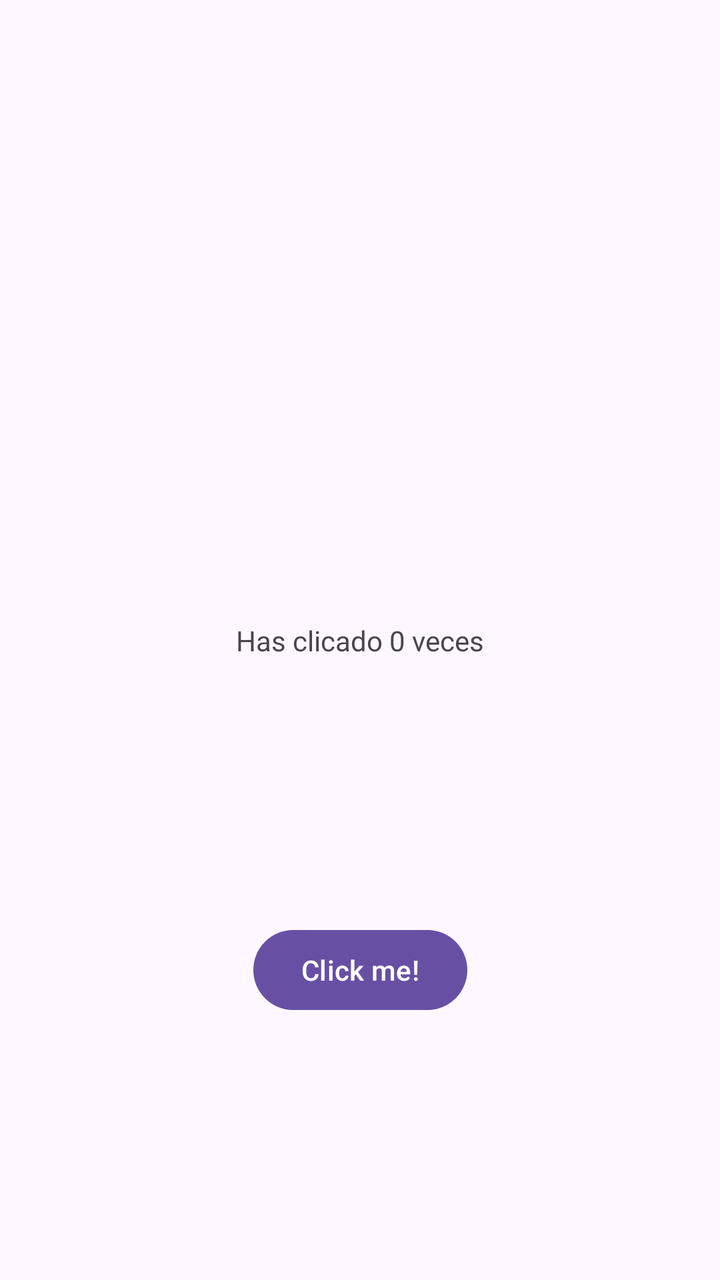
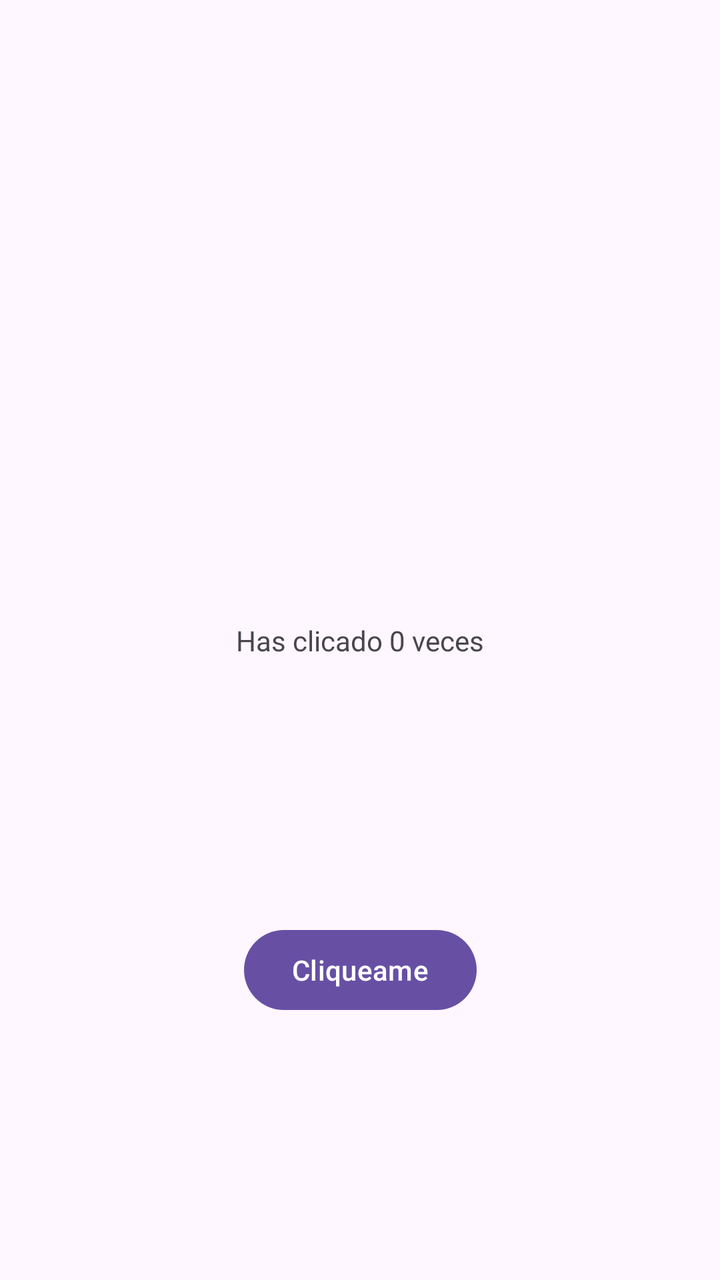

Before-and-after screenshots of an Android layout around one commit, followed by the original layout XML and the change that was made.
<!-- AndroidManifest.xml: application theme Theme.AppClicks -->
<!-- res/layout/activity_main.xml -->
<?xml version="1.0" encoding="utf-8"?>
<androidx.constraintlayout.widget.ConstraintLayout xmlns:android="http://schemas.android.com/apk/res/android"
    xmlns:app="http://schemas.android.com/apk/res-auto"
    xmlns:tools="http://schemas.android.com/tools"
    android:id="@+id/main"
    android:layout_width="match_parent"
    android:layout_height="match_parent"
    tools:context=".MainActivity">

    <TextView
        android:id="@+id/contadorDeClics"
        android:layout_width="wrap_content"
        android:layout_height="wrap_content"
        android:text="Has clicado 0 veces"
        app:layout_constraintBottom_toBottomOf="parent"
        app:layout_constraintLeft_toLeftOf="parent"
        app:layout_constraintRight_toRightOf="parent"
        app:layout_constraintTop_toTopOf="parent" />

    <Button
        android:id="@+id/augmentarElContador"
        android:layout_width="wrap_content"
        android:layout_height="wrap_content"
        android:text="Click me!"
        app:layout_constraintBottom_toBottomOf="parent"
        app:layout_constraintLeft_toLeftOf="parent"
        app:layout_constraintRight_toRightOf="parent"
        app:layout_constraintTop_toBottomOf="@+id/contadorDeClics"/>

</androidx.constraintlayout.widget.ConstraintLayout>
<!-- resources referenced by this layout -->
<resources>
  <style name="Theme.AppClicks" parent="Base.Theme.AppClicks" />
  <style name="Base.Theme.AppClicks" parent="Theme.Material3.DayNight.NoActionBar">
          
          
      </style>
</resources>

<!-- the commit's change to res/layout/activity_main.xml (unified diff, before → after) -->
@@ -11,7 +11,7 @@
         android:id="@+id/contadorDeClics"
         android:layout_width="wrap_content"
         android:layout_height="wrap_content"
-        android:text="Has clicado 0 veces"
+        android:text="@string/click_standard"
         app:layout_constraintBottom_toBottomOf="parent"
         app:layout_constraintLeft_toLeftOf="parent"
         app:layout_constraintRight_toRightOf="parent"
@@ -21,7 +21,7 @@
         android:id="@+id/augmentarElContador"
         android:layout_width="wrap_content"
         android:layout_height="wrap_content"
-        android:text="Click me!"
+        android:text="@string/button"
         app:layout_constraintBottom_toBottomOf="parent"
         app:layout_constraintLeft_toLeftOf="parent"
         app:layout_constraintRight_toRightOf="parent"
<!-- resource entries referenced after the edit -->
@@ -1,5 +1,7 @@
 <!-- resources referenced by this layout -->
 <resources>
+  <string name="button">Cliqueame</string>
+  <string name="click_standard">Has clicado 0 veces</string>
   <style name="Theme.AppClicks" parent="Base.Theme.AppClicks" />
   <style name="Base.Theme.AppClicks" parent="Theme.Material3.DayNight.NoActionBar">
           
